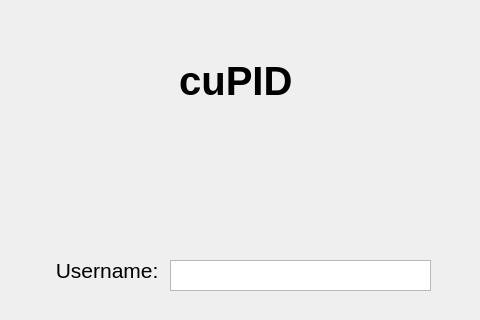
aboodmufti/cupid, file all_Combined/adminloginpage.ui: the form before one commit; both pictures show x 190 to 670 and y 0 to 320 of the 860 by 600 pixel window.
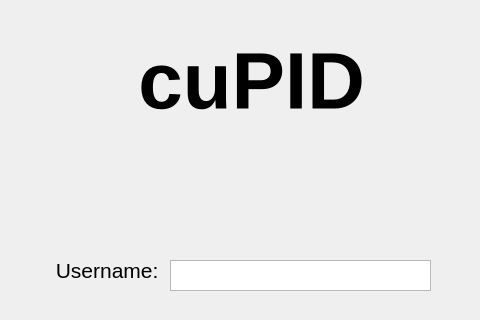
The form after the commit.

```diff
--- a/all_Combined/adminloginpage.ui
+++ b/all_Combined/adminloginpage.ui
@@ -66,9 +66,9 @@
   <widget class="QWidget" name="verticalLayoutWidget_2">
    <property name="geometry">
     <rect>
-     <x>310</x>
+     <x>10</x>
      <y>10</y>
-     <width>221</width>
+     <width>841</width>
      <height>141</height>
     </rect>
    </property>
@@ -77,7 +77,7 @@
      <widget class="QLabel" name="label_2">
       <property name="font">
        <font>
-        <pointsize>30</pointsize>
+        <pointsize>60</pointsize>
         <weight>75</weight>
         <bold>true</bold>
        </font>
```
